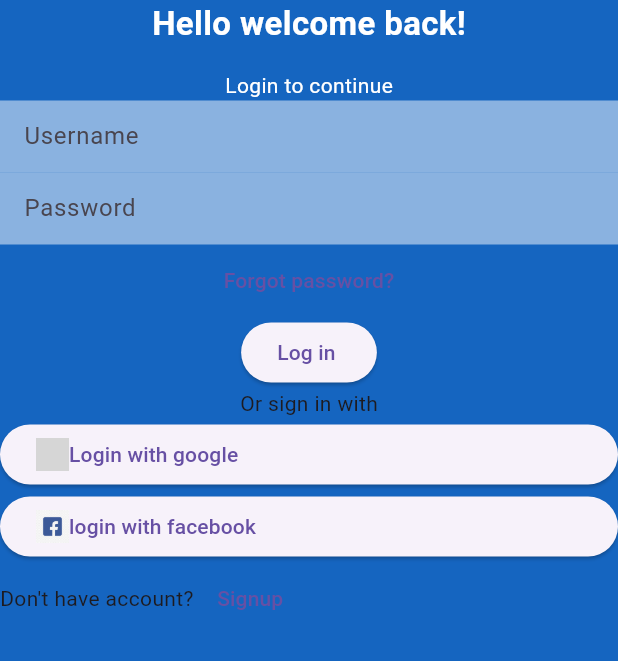
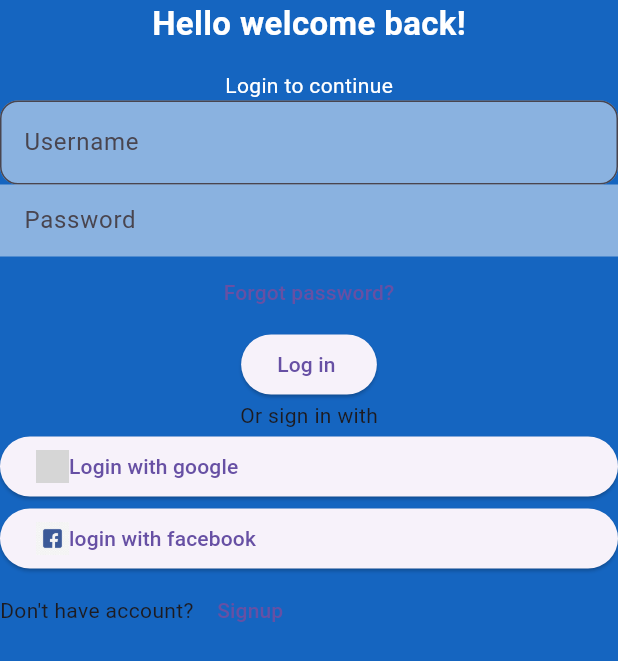
Before and after one commit to zeeelord/DATEY, a Flutter app: the screen it shows after launch, on a phone screen of 412 x 824 dp. Shown: the top 661 px of the screen. Run offline on Flutter 3.47's test engine with Material 3 defaults, Android fonts, the phone set to English and light mode, and no system bars; grey boxes are pictures that could not be loaded.

Commit message:
refactor: update username TextField border style

```diff
--- a/flutter_test_application/lib/login_page.dart
+++ b/flutter_test_application/lib/login_page.dart
@@ -25,7 +25,10 @@ class loginPage extends StatelessWidget {
           TextField(
             decoration: InputDecoration(
               hintText: 'Username',
-              border: InputBorder.none,
+              // border: InputBorder.none,
+              border: OutlineInputBorder(
+                borderRadius: BorderRadius.all(Radius.circular(12)),
+              ),
               filled: true,
               fillColor: Colors.white.withOpacity(0.5),
             ),
```
